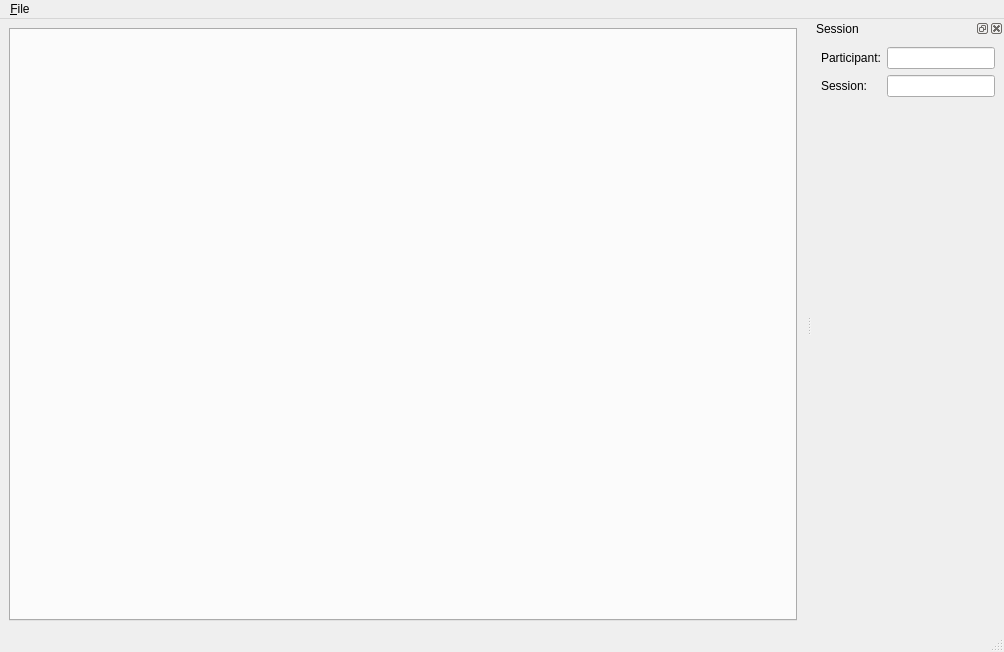
Before: the Qt Designer form pygesture/ui/main_template.ui in ixjlyons/pygesture, drawn with Qt 5.
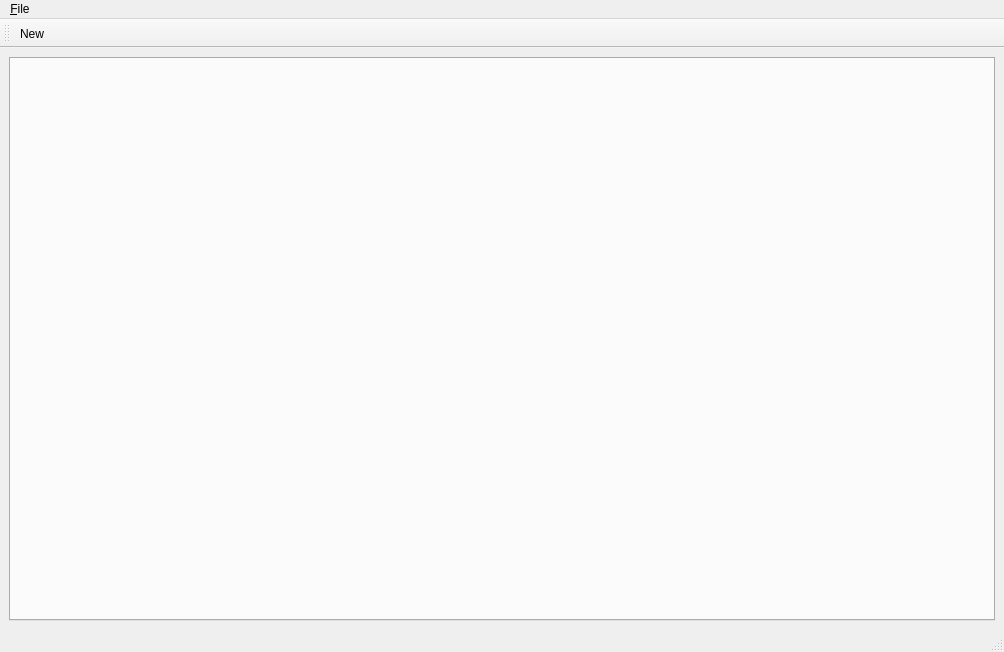
After: the same form once the commit is applied. Icons and pictures are not drawn.

Commit message: Added dialog for starting a new session. Added widget to view recordings. Improved signal viewer widget. Some other changes.

```diff
--- a/pygesture/ui/main_template.ui
+++ b/pygesture/ui/main_template.ui
@@ -49,48 +49,23 @@
     <property name="title">
      <string>&amp;File</string>
     </property>
+    <addaction name="actionNew"/>
     <addaction name="actionQuit"/>
    </widget>
    <addaction name="menu_File"/>
   </widget>
   <widget class="QStatusBar" name="statusbar"/>
-  <widget class="QDockWidget" name="mainDock">
-   <property name="enabled">
-    <bool>true</bool>
-   </property>
-   <property name="allowedAreas">
-    <set>Qt::LeftDockWidgetArea|Qt::RightDockWidgetArea</set>
-   </property>
+  <widget class="QToolBar" name="toolBar">
    <property name="windowTitle">
-    <string>Session</string>
+    <string>toolBar</string>
    </property>
-   <attribute name="dockWidgetArea">
-    <number>2</number>
+   <attribute name="toolBarArea">
+    <enum>TopToolBarArea</enum>
    </attribute>
-   <widget class="QWidget" name="dockWidgetContents">
-    <layout class="QFormLayout" name="formLayout">
-     <item row="0" column="0">
-      <widget class="QLabel" name="participantLabel">
-       <property name="text">
-        <string>Participant:</string>
-       </property>
-      </widget>
-     </item>
-     <item row="0" column="1">
-      <widget class="QLineEdit" name="participantLineEdit"/>
-     </item>
-     <item row="1" column="0">
-      <widget class="QLabel" name="sessionLabel">
-       <property name="text">
-        <string>Session:</string>
-       </property>
-      </widget>
-     </item>
-     <item row="1" column="1">
-      <widget class="QLineEdit" name="sessionLineEdit"/>
-     </item>
-    </layout>
-   </widget>
+   <attribute name="toolBarBreak">
+    <bool>false</bool>
+   </attribute>
+   <addaction name="actionNew"/>
   </widget>
   <action name="actionQuit">
    <property name="icon">
@@ -102,24 +77,15 @@
     <string>&amp;Quit</string>
    </property>
   </action>
-  <action name="actionCheckSignals">
+  <action name="actionNew">
    <property name="icon">
-    <iconset theme="audio-card">
-     <normaloff/>
-    </iconset>
+    <iconset theme="document-new"/>
    </property>
    <property name="text">
-    <string>Check Signals</string>
+    <string>&amp;New</string>
    </property>
-  </action>
-  <action name="actionProbe">
-   <property name="icon">
-    <iconset theme="audio-input-microphone">
-     <normaloff/>
-    </iconset>
-   </property>
-   <property name="text">
-    <string>Probe</string>
+   <property name="shortcut">
+    <string>Ctrl+N</string>
    </property>
   </action>
  </widget>
```
The commit also changes 19 other files.
